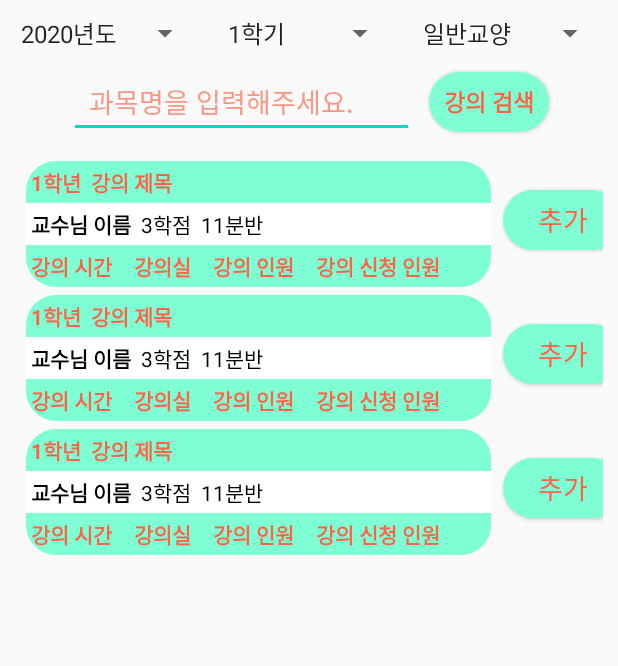
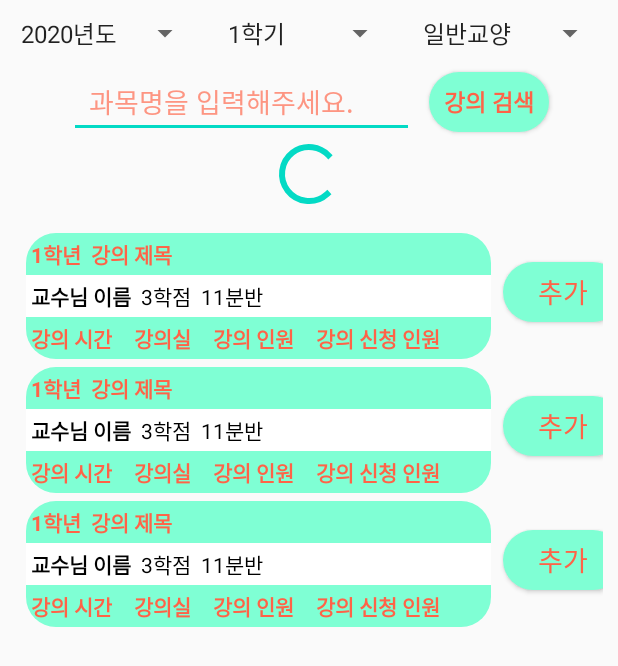
Before and after one commit to dbstngur88/OSS-ClassAssistantProject, an Android app: the layout activity_course.xml on its own in the app's theme, with its tools: preview values and no code run, on a phone screen of 412 x 824 dp. Shown: the top 666 px of the screen. Run offline under Robolectric (Android 15) with nearby library versions, the phone set to English and light mode, and no system bars.

Commit message:
리사이클뷰 출력까지 완료
전체 강의 리스트만 출력되고 강의검색기능은 미구현

```diff
--- a/app/src/main/AndroidManifest.xml
+++ b/app/src/main/AndroidManifest.xml
@@ -30,6 +30,7 @@
         <activity android:name=".InsertInfoActivity" />
         <activity android:name=".RatingActivity" />
         <activity android:name=".InsertCompetDataActivity" />
+        <activity android:name=".ClassActivity" />
     </application>
 
 </manifest>
--- a/app/src/main/java/com/example/classassistantproject/BasicScreenActivity.java
+++ b/app/src/main/java/com/example/classassistantproject/BasicScreenActivity.java
@@ -38,7 +38,7 @@ public class BasicScreenActivity extends AppCompatActivity {
             switch (v.getId()) {
 
                 case R.id.courseButton:
-                    intent = new Intent(BasicScreenActivity.this, CourseActivity.class);
+                    intent = new Intent(BasicScreenActivity.this, ClassActivity.class);
                     startActivity(intent);
                     break;
 
--- a/app/src/main/java/com/example/classassistantproject/CourseAdapter.java
+++ b/app/src/main/java/com/example/classassistantproject/CourseAdapter.java
@@ -45,8 +45,8 @@ public class CourseAdapter extends RecyclerView.Adapter<CourseAdapter.ViewHolder
         holder.courseProfessor.setText(item.getCourseProfessor());
         holder.courseCredit.setText(String.valueOf(item.getCourseCredit()));
         holder.courseDivide.setText(String.valueOf(item.getCourseDivide()));
-        holder.coursePersonal.setText(String.valueOf(item.getCoursePersonnel()));
-        holder.courseRealPersonal.setText(String.valueOf(item.getCourseRealPersonnel()));
+        holder.coursePersonal.setText(String.valueOf(item.getCoursePersonal()));
+        //holder.courseRealPersonal.setText(String.valueOf(item.getCourseRealPersonnel()));
         holder.courseTime.setText(item.getCourseTime());
         holder.courseRoom.setText(item.getCourseRoom());
 
--- a/app/src/main/res/layout/activity_course.xml
+++ b/app/src/main/res/layout/activity_course.xml
@@ -65,6 +65,21 @@
             android:layout_gravity="center"
             android:layout_marginLeft="10dp"/>
     </LinearLayout>
+
+    <TextView
+        android:layout_width="match_parent"
+        android:layout_height="match_parent"
+        android:id="@+id/empty_view"
+        android:layout_gravity="center"
+        android:text="아직 목록이 없습니다"
+        android:visibility="gone"/>
+
+    <ProgressBar
+        android:layout_width="wrap_content"
+        android:layout_height="wrap_content"
+        android:id="@+id/progress_bar"
+        android:layout_gravity="center"
+        style="@style/Widget.AppCompat.ProgressBar"/>
     <LinearLayout
         android:layout_width="match_parent"
         android:layout_height="match_parent"
```
Also changed, not shown: app/src/main/java/com/example/classassistantproject/Course.java (+6 -2 lines).
